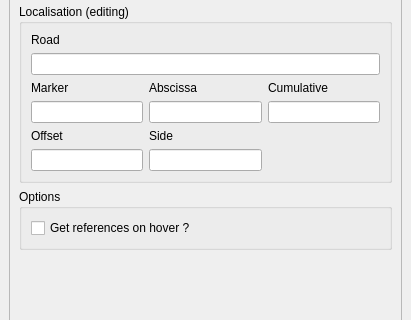
Above: roadnetwork/resources/ui/dockwidget_tools.ui from 3liz/qgis-road-network-plugin before the change; both pictures show x 0 to 411 and y 200 to 520 of the 411 by 800 pixel window. Below: the same form after it.
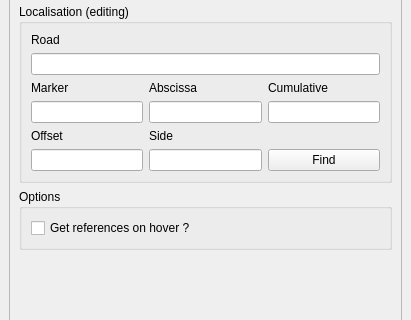
That is the form after the change. Custom widgets are drawn as their Qt base class.

Commit message: Tools dock - Add the possibility to search for a reference for the edited data

```diff
--- a/roadnetwork/resources/ui/dockwidget_tools.ui
+++ b/roadnetwork/resources/ui/dockwidget_tools.ui
@@ -271,6 +271,13 @@
                </property>
               </widget>
              </item>
+             <item row="6" column="2">
+              <widget class="QPushButton" name="button_find_point_from_references_sandbox">
+               <property name="text">
+                <string>Find</string>
+               </property>
+              </widget>
+             </item>
             </layout>
            </item>
           </layout>
```
Left out of the diff: 28 changed lines with no effect on the pictures. The commit also changes 2 other files.
